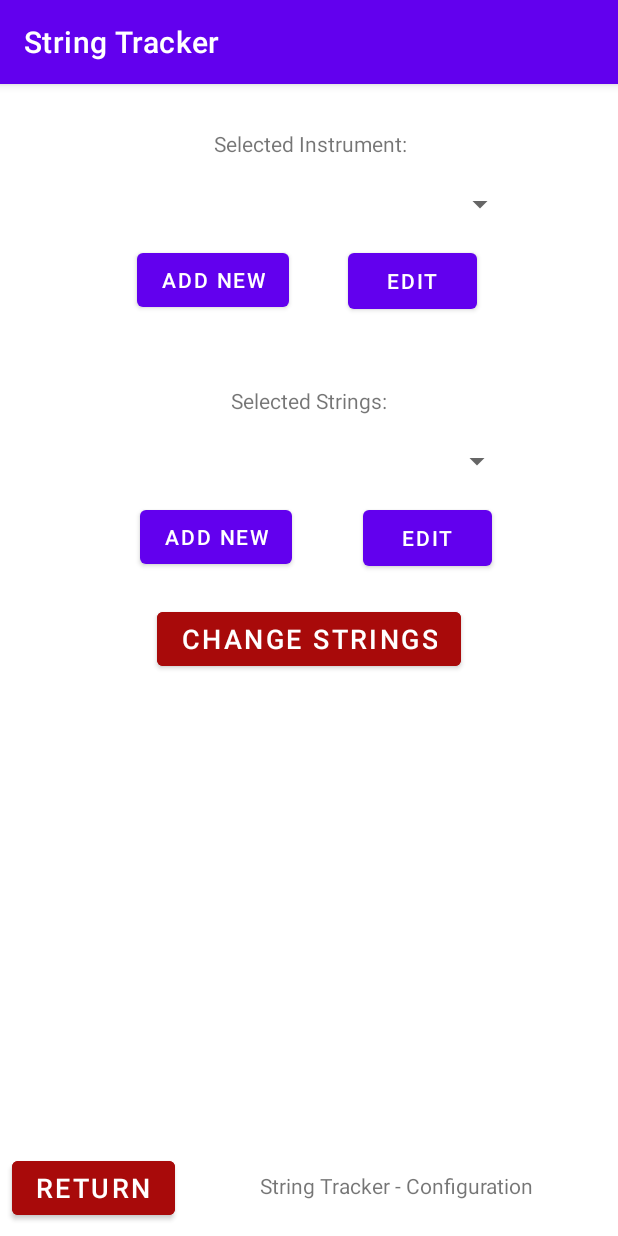
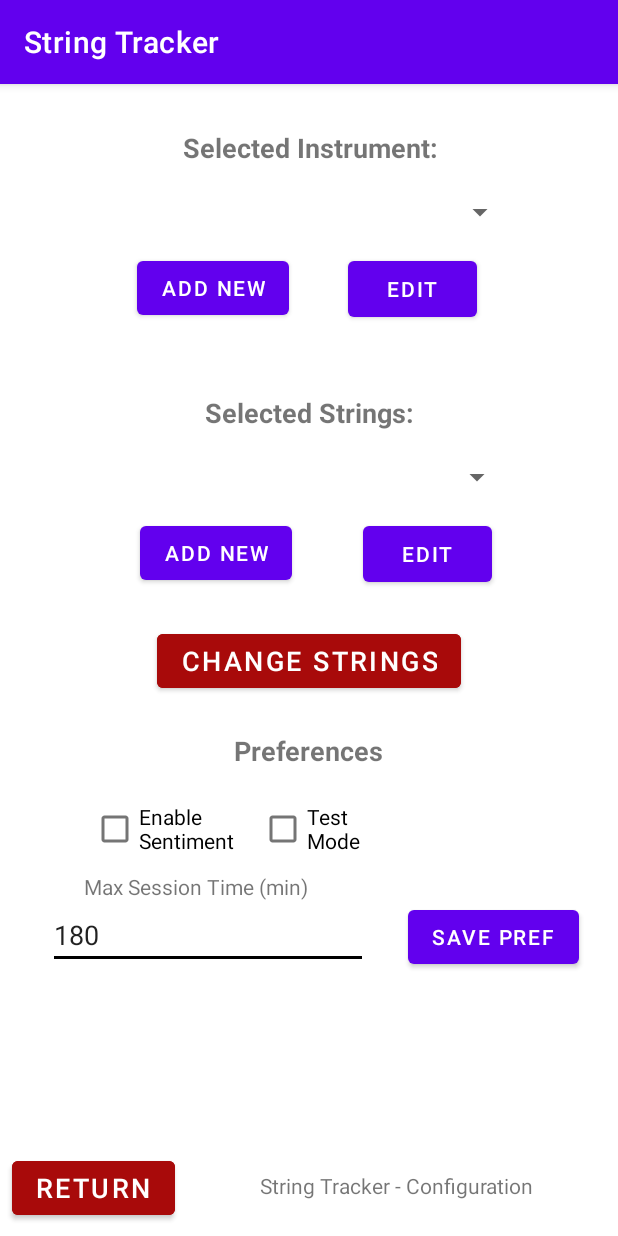
Before and after one commit to ShantingLiu/StringTracker, an Android app: the Configuration2 screen opened directly, with no data from a screen before it, on a phone screen of 412 x 824 dp. Run offline under Robolectric (Android 15) with nearby library versions, the phone set to English and light mode, and no system bars; 1 statement that could not run was skipped.

Commit message:
Added Preferences to Config2 and removed fixed vals in main

```diff
--- a/app/src/main/java/com/example/stringtracker/Configuration2.java
+++ b/app/src/main/java/com/example/stringtracker/Configuration2.java
@@ -10,6 +10,7 @@ import android.view.View;
 import android.widget.AdapterView;
 import android.widget.ArrayAdapter;
 import android.widget.Button;
+import android.widget.CheckBox;
 import android.widget.EditText;
 import android.widget.Spinner;
 import android.widget.TextView;
@@ -46,6 +47,11 @@ public class Configuration2 extends AppCompatActivity {
 
     private Button buttonRet;  // *** needed to pass info back to main
     private Button addNewInstrButton;
+    private Button buttonSavePrefs;  // Preferences
+    private CheckBox checkBoxEnSent;
+    private CheckBox checkBoxTestMode;
+    private EditText editTextMaxSess;
+
     private ArrayList<String> instrList = new ArrayList<>();
     private ArrayList<String> addedInstruments = new ArrayList<>();
 
@@ -80,10 +86,14 @@ public class Configuration2 extends AppCompatActivity {
         I1.loadInstr(I1.getInstrID(), context);
         System.out.println("Acoustic STATE:"+I1.getAcoustic());
 
-        configTextView = (TextView) findViewById(R.id.configTextView);
+        configTextView = (TextView) findViewById(R.id.configTextView);   // Prefs
+        editTextMaxSess = (EditText) findViewById(R.id.editTextMaxSess);
+        checkBoxEnSent = (CheckBox) findViewById(R.id.checkBoxEnSent);
+        checkBoxTestMode = (CheckBox) findViewById(R.id.checkBoxTestMode);
+        editTextMaxSess.setText(String.valueOf(A1.getMaxSessionTime()));
+        checkBoxEnSent.setChecked(A1.getEnableSent());
+        checkBoxTestMode.setChecked(A1.getTestMode());
 
-        //int spinnercnt = 0;
-        //updateDisplay();
         try {       // *** with DB access we need to deal with exceptions
             populateList();
         } catch (SQLException throwables) {
@@ -164,6 +174,18 @@ public class Configuration2 extends AppCompatActivity {
         });
 
         // Return button - a good idea to keep this with state passing intact
+        buttonSavePrefs = findViewById(R.id.buttonSavePrefs);
+        buttonSavePrefs.setOnClickListener(new View.OnClickListener() {
+            @Override
+            public void onClick(View v) {
+                A1.setEnableSent(checkBoxEnSent.isChecked() );
+                A1.setTestMode(checkBoxTestMode.isChecked());
+                A1.setMaxSessionTime(Integer.parseInt(String.valueOf(editTextMaxSess.getText())));
+                saveState();
+            }
+        });
+
+        // Return button - a good idea to keep this with state passing intact
         buttonRet = findViewById(R.id.buttonReturn);
         buttonRet.setOnClickListener(new View.OnClickListener() {
             @Override
@@ -177,7 +199,6 @@ public class Configuration2 extends AppCompatActivity {
                 finish();
             }
         });
-
     } ///////// OnCreate() /////////////////////////////////
 
     // *** Quick search for id position in array list
@@ -323,6 +344,9 @@ public class Configuration2 extends AppCompatActivity {
         I1.setInstState(instState);
         S1.setStrState(strState);
         saveState();  // save state just in case
+        editTextMaxSess.setText(String.valueOf(A1.getMaxSessionTime()));
+        checkBoxEnSent.setChecked(A1.getEnableSent());
+        checkBoxTestMode.setChecked(A1.getTestMode());
 
         //System.out.println("*** Ret2Config2 Instrument State:"+instState);
 
--- a/app/src/main/java/com/example/stringtracker/MainActivity.java
+++ b/app/src/main/java/com/example/stringtracker/MainActivity.java
@@ -87,9 +87,9 @@ public class MainActivity extends AppCompatActivity implements SessionSentiment.
         }
 
         // DEBUG forced settings for preferences
-        A1.setTestMode(TESTMODE);
+        /*A1.setTestMode(TESTMODE);
         A1.setEnableSent(ENABLE_SENT);
-        A1.setMaxSessionTime(MAX_SESS_TIME);
+        A1.setMaxSessionTime(MAX_SESS_TIME);*/
         //S1.setAvgLife(800);
 
         // Start/Stop Session Button
@@ -271,10 +271,6 @@ public class MainActivity extends AppCompatActivity implements SessionSentiment.
                 A1.setAppState(appState);  // Restore data object states on return
                 I1.setInstState(instState);
                 S1.setStrState(strState);
-                // DEBUG
-                A1.setTestMode(TESTMODE);  // set to default state
-                A1.setEnableSent(ENABLE_SENT);
-                A1.setMaxSessionTime(MAX_SESS_TIME);
 
                 System.out.println("*** RETURN to MAIN InstrID = "+I1.getInstrID());
                 updateSelDisplay(null);
--- a/app/src/main/res/layout/activity_configuration2.xml
+++ b/app/src/main/res/layout/activity_configuration2.xml
@@ -84,6 +84,8 @@
       android:layout_marginTop="30dp"
       android:layout_marginBottom="22dp"
       android:text="Selected Instrument:"
+      android:textSize="18sp"
+      android:textStyle="bold"
       app:layout_constraintBottom_toTopOf="@+id/spinner1"
       app:layout_constraintEnd_toEndOf="parent"
       app:layout_constraintHorizontal_bias="0.503"
@@ -96,6 +98,8 @@
       android:layout_height="wrap_content"
       android:layout_marginTop="45dp"
       android:text="Selected Strings:"
+      android:textSize="18sp"
+      android:textStyle="bold"
       app:layout_constraintEnd_toEndOf="parent"
       app:layout_constraintHorizontal_bias="0.5"
       app:layout_constraintStart_toStartOf="parent"
@@ -129,7 +133,7 @@
       android:id="@+id/buttonChangeStr"
       android:layout_width="wrap_content"
       android:layout_height="wrap_content"
-      android:layout_marginTop="20dp"
+      android:layout_marginTop="24dp"
       android:backgroundTint="#A80A0A"
       android:backgroundTintMode="add"
       android:onClick="changeStrings"
@@ -140,4 +144,71 @@
       app:layout_constraintStart_toStartOf="parent"
       app:layout_constraintTop_toBottomOf="@+id/addNewInstrButton2" />
 
+  <Button
+      android:id="@+id/buttonSavePrefs"
+      android:layout_width="wrap_content"
+      android:layout_height="wrap_content"
+      android:layout_marginTop="136dp"
+      android:text="Save Pref"
+      app:layout_constraintEnd_toEndOf="parent"
+      app:layout_constraintStart_toEndOf="@+id/editTextMaxSess"
+      app:layout_constraintTop_toBottomOf="@+id/buttonChangeStr" />
+
+  <EditText
+      android:id="@+id/editTextMaxSess"
+      android:layout_width="wrap_content"
+      android:layout_height="wrap_content"
+      android:layout_marginStart="32dp"
+      android:layout_marginTop="136dp"
+      android:backgroundTint="@color/background2"
+      android:backgroundTintMode="multiply"
+      android:ems="10"
+      android:hint="Enter Max Session Time"
+      android:inputType="number|text"
+      app:layout_constraintStart_toStartOf="parent"
+      app:layout_constraintTop_toBottomOf="@+id/buttonChangeStr" />
+
+  <CheckBox
+      android:id="@+id/checkBoxEnSent"
+      android:layout_width="wrap_content"
+      android:layout_height="wrap_content"
+      android:layout_marginStart="59dp"
+      android:layout_marginTop="64dp"
+      android:layout_marginEnd="16dp"
+      android:text="Enable \nSentiment"
+      app:layout_constraintEnd_toStartOf="@+id/checkBoxTestMode"
+      app:layout_constraintStart_toStartOf="parent"
+      app:layout_constraintTop_toBottomOf="@+id/buttonChangeStr" />
+
+  <CheckBox
+      android:id="@+id/checkBoxTestMode"
+      android:layout_width="wrap_content"
+      android:layout_height="wrap_content"
+      android:layout_marginTop="64dp"
+      android:layout_marginEnd="172dp"
+      android:text="Test \nMode"
+      app:layout_constraintEnd_toEndOf="parent"
+      app:layout_constraintTop_toBottomOf="@+id/buttonChangeStr" />
+
+  <TextView
+      android:id="@+id/prefsTV"
+      android:layout_width="wrap_content"
+      android:layout_height="wrap_content"
+      android:layout_marginBottom="16dp"
+      android:text="Preferences"
+      android:textSize="18sp"
+      android:textStyle="bold"
+      app:layout_constraintBottom_toTopOf="@+id/checkBoxTestMode"
+      app:layout_constraintEnd_toEndOf="parent"
+      app:layout_constraintStart_toStartOf="parent" />
+
+  <TextView
+      android:id="@+id/textViewMaxLabel"
+      android:layout_width="wrap_content"
+      android:layout_height="wrap_content"
+      android:layout_marginStart="56dp"
+      android:text="Max Session Time (min)"
+      app:layout_constraintBottom_toTopOf="@+id/editTextMaxSess"
+      app:layout_constraintStart_toStartOf="parent" />
+
 </androidx.constraintlayout.widget.ConstraintLayout>
```
